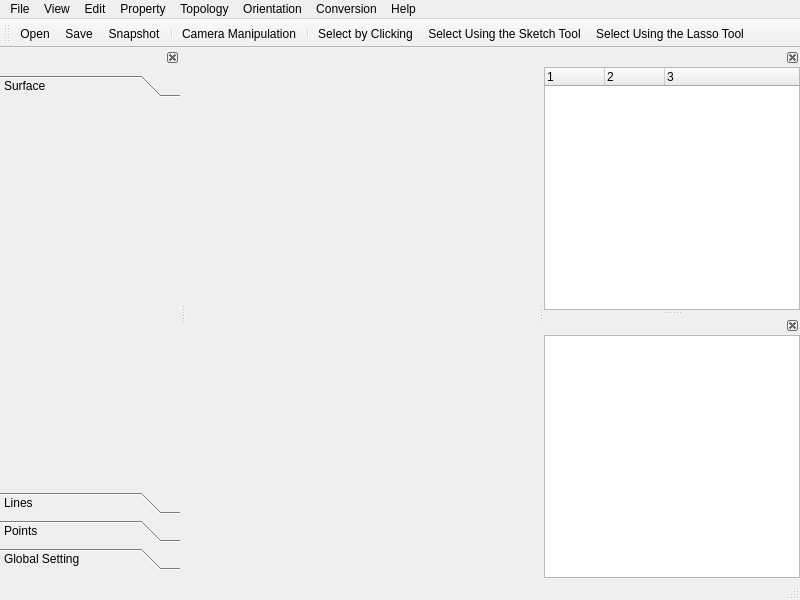
Before: the Qt Designer form applications/Mapple/main_window.ui in LiangliangNan/Easy3D, drawn with Qt 5.
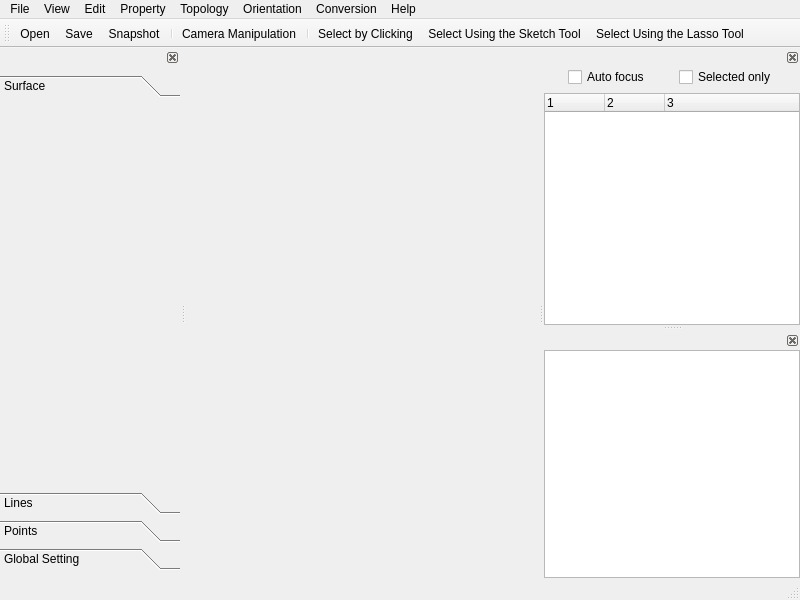
After: the same form once the commit is applied. Icons and pictures are not drawn. Custom widgets are drawn as their Qt base class.

Commit message: all to show selected model only

```diff
--- a/applications/Mapple/main_window.ui
+++ b/applications/Mapple/main_window.ui
@@ -350,6 +350,69 @@
      <property name="bottomMargin">
       <number>0</number>
      </property>
+     <item>
+      <layout class="QHBoxLayout" name="horizontalLayout">
+       <item>
+        <spacer name="horizontalSpacer">
+         <property name="orientation">
+          <enum>Qt::Horizontal</enum>
+         </property>
+         <property name="sizeHint" stdset="0">
+          <size>
+           <width>5</width>
+           <height>20</height>
+          </size>
+         </property>
+        </spacer>
+       </item>
+       <item>
+        <widget class="QCheckBox" name="checkBoxAutoFocus">
+         <property name="statusTip">
+          <string>Center scree the selected model</string>
+         </property>
+         <property name="text">
+          <string>Auto focus</string>
+         </property>
+        </widget>
+       </item>
+       <item>
+        <spacer name="horizontalSpacer_3">
+         <property name="orientation">
+          <enum>Qt::Horizontal</enum>
+         </property>
+         <property name="sizeHint" stdset="0">
+          <size>
+           <width>5</width>
+           <height>20</height>
+          </size>
+         </property>
+        </spacer>
+       </item>
+       <item>
+        <widget class="QCheckBox" name="checkBoxSelectedOnly">
+         <property name="statusTip">
+          <string>Show only the selected model</string>
+         </property>
+         <property name="text">
+          <string>Selected only</string>
+         </property>
+        </widget>
+       </item>
+       <item>
+        <spacer name="horizontalSpacer_2">
+         <property name="orientation">
+          <enum>Qt::Horizontal</enum>
+         </property>
+         <property name="sizeHint" stdset="0">
+          <size>
+           <width>5</width>
+           <height>20</height>
+          </size>
+         </property>
+        </spacer>
+       </item>
+      </layout>
+     </item>
      <item>
       <widget class="WidgetModelList" name="treeWidgetModels">
        <property name="alternatingRowColors">
```
The commit also changes 12 other files.
